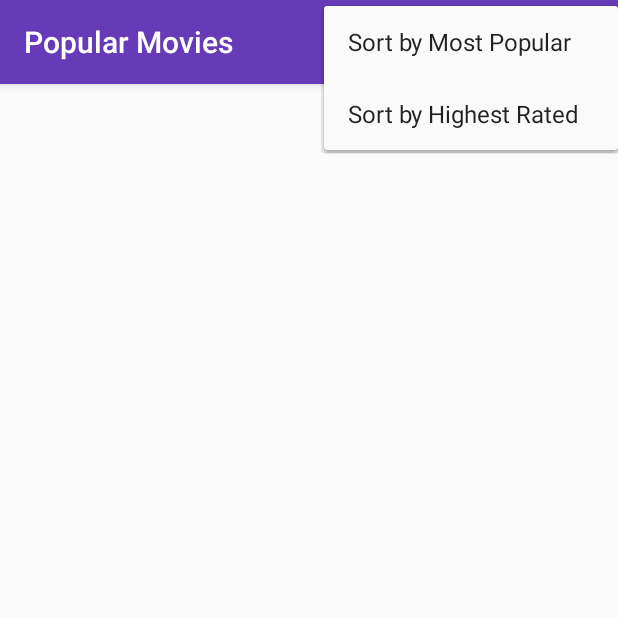
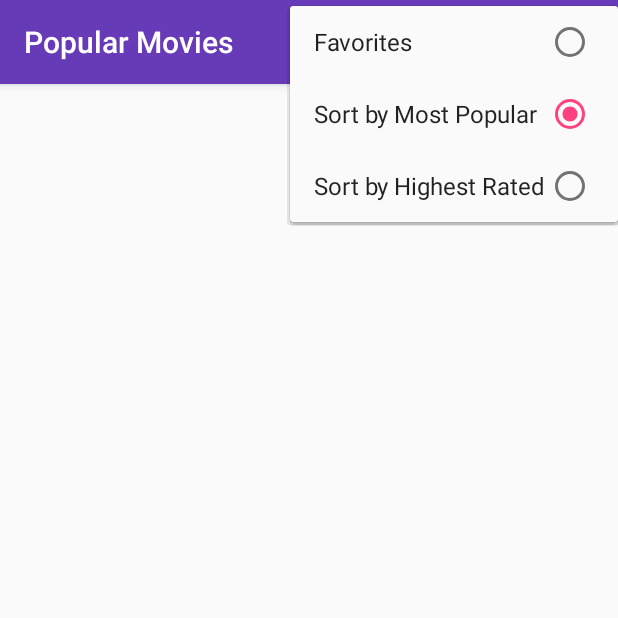
Before and after one commit to cloosli/udacity-popular-movies, an Android app: the screen it shows after launch (MainActivity), after a tap on "Popularity", on a phone screen of 412 x 824 dp, the top half of it. Run offline under Robolectric (Android 15) with nearby library versions, the phone set to English and light mode, and no system bars; our stand-ins replace ButterKnife, Picasso; pictures from the network do not load; 3 statements that could not run were skipped.

Commit message:
changed menu items to group single select menu

```diff
--- a/app/src/main/java/com/loosli/christian/popularmovieapp/android/app/MainActivityFragment.java
+++ b/app/src/main/java/com/loosli/christian/popularmovieapp/android/app/MainActivityFragment.java
@@ -49,12 +49,16 @@ public class MainActivityFragment extends Fragment {
     public void setSortCriteria(SortCriteria criteria) {
         if (mSortCriteria != criteria) {
             mSortCriteria = criteria;
-            updateMovies(1);
+            if (mSortCriteria == SortCriteria.FAVORITES) {
+//                getCon
+            } else {
+                updateMovies(1);
+            }
         }
     }
 
     public enum SortCriteria {
-        POPULARITY("popularity.desc"), RATING("vote_average.desc");
+        POPULARITY("popularity.desc"), RATING("vote_average.desc"), FAVORITES("");
         public final String name;
 
         SortCriteria(String name) {
@@ -93,26 +97,24 @@ public class MainActivityFragment extends Fragment {
     @Override
     public void onCreateOptionsMenu(Menu menu, MenuInflater inflater) {
         inflater.inflate(R.menu.movies_fragment, menu);
-//        if (mSortCriteria == SortCriteria.POPULARITY) {
-//            MenuItem item = menu.findItem(R.id.action_sort_popularity);
-//            item.setEnabled(false);
-//        } else {
-//            MenuItem item = menu.findItem(R.id.action_sort_rating);
-//            item.setEnabled(false);
-//        }
     }
 
     @Override
     public boolean onOptionsItemSelected(MenuItem item) {
-        final int id = item.getItemId();
+        switch (item.getItemId()) {
+            case R.id.action_sort_favorites:
+                item.setChecked(true);
+                setSortCriteria(SortCriteria.FAVORITES);
+                return true;
+            case R.id.action_sort_popularity:
+                item.setChecked(true);
+                setSortCriteria(SortCriteria.POPULARITY);
+                return true;
 
-        if (id == R.id.action_sort_popularity) {
-            setSortCriteria(SortCriteria.POPULARITY);
-            return true;
-        }
-        if (id == R.id.action_sort_rating) {
-            setSortCriteria(SortCriteria.RATING);
-            return true;
+            case R.id.action_sort_rating:
+                item.setChecked(true);
+                setSortCriteria(SortCriteria.RATING);
+                return true;
         }
         return super.onOptionsItemSelected(item);
     }
@@ -138,6 +140,7 @@ public class MainActivityFragment extends Fragment {
                 Intent intent = new Intent(getActivity(), MovieDetailActivity.class);
                 intent.putExtra(BundleKeys.MOVIE, movie);
                 getActivity().startActivity(intent);
+//                getActivity().startActivity(intent, ActivityOptions.makeSceneTransitionAnimation(getActivity()).toBundle());
             }
         });
         int visibleThreshold = 5;
@@ -198,7 +201,7 @@ public class MainActivityFragment extends Fragment {
         if (mTotalPages == 0 || page <= mTotalPages) {
             Log.v(LOG_TAG, "create TheMovieDBService and enqueue");
             TheMovieDBService.TMDBAPI tmdbapi = TheMovieDBService.getRetrofitBuild().create(TheMovieDBService.TMDBAPI.class);
-            tmdbapi.getMovies(mSortCriteria.toString(), page, 300).enqueue(new Callback<Movie.Response>(){
+            tmdbapi.getMovies(mSortCriteria.toString(), page, 300).enqueue(new Callback<Movie.Response>() {
                 @Override
                 public void onResponse(Response<Movie.Response> response) {
                     Movie.Response moviesResponse = response.body();
@@ -206,7 +209,7 @@ public class MainActivityFragment extends Fragment {
                     mTotalPages = moviesResponse.total_pages;
                     mMoviesAdapter.addAll(movies);
                     mSwipeRefreshLayout.setRefreshing(false);
-                    Toast.makeText(getActivity(), "finished loading page " + moviesResponse.page,Toast.LENGTH_SHORT).show();
+                    Toast.makeText(getActivity(), "finished loading page " + moviesResponse.page, Toast.LENGTH_SHORT).show();
                 }
 
                 @Override
--- a/app/src/main/res/menu/movies_fragment.xml
+++ b/app/src/main/res/menu/movies_fragment.xml
@@ -7,6 +7,10 @@
         android:title="@string/action_sort"
         app:showAsAction="ifRoom">
         <menu>
+            <group android:checkableBehavior="single">
+                <item
+                    android:id="@+id/action_sort_favorites"
+                    android:title="@string/sort_favored" />
                 <item
                     android:id="@+id/action_sort_popularity"
                     android:checked="true"
@@ -14,6 +18,7 @@
                 <item
                     android:id="@+id/action_sort_rating"
                     android:title="@string/sort_rating" />
+            </group>
         </menu>
     </item>
 </menu>
--- a/app/src/main/res/values/strings.xml
+++ b/app/src/main/res/values/strings.xml
@@ -7,6 +7,7 @@
     <!-- Content descriptions for accessibility -->
     <string name="content_desc_movie_poster">Movie poster</string>
     <string name="content_desc_backdrop_image">Movie backdrop image</string>
+    <string name="sort_favored">Favorites</string>
     <string name="sort_popularity">Sort by Most Popular</string>
     <string name="sort_rating">Sort by Highest Rated</string>
     <string name="content_desc_video_thumbnail">Video thumbnail</string>
```
Also changed, not shown: app/src/main/java/com/loosli/christian/popularmovieapp/android/app/MovieDetailActivityFragment.java (+1 -6 lines). Lines whose indentation alone changed are shown as unchanged.
